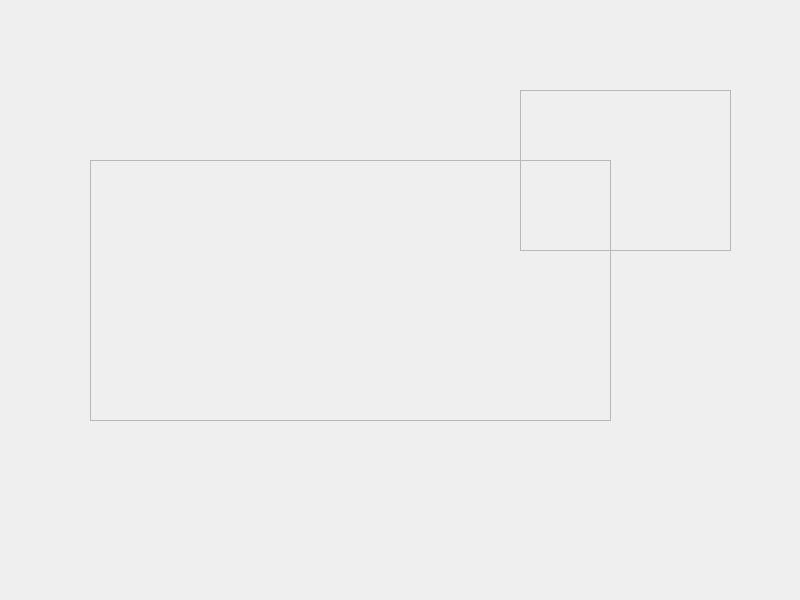
The window that splashScreen.ui (Prollylater/image-classification-and-generation) describes before a commit, drawn with Qt 5.
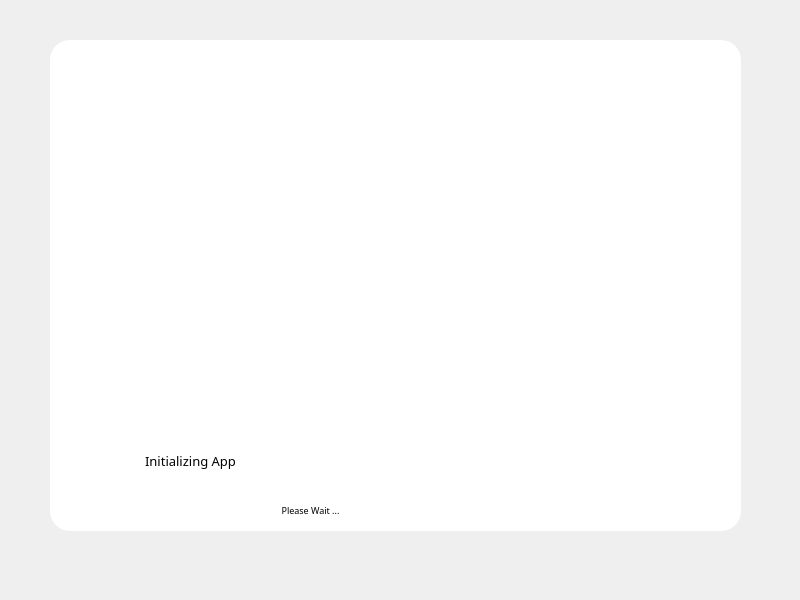
The same window after the commit. Icons and pictures are not drawn.

Commit message: Added splash screen qrc and ui files that need to be changed to python files

```diff
--- a/splashScreen.ui
+++ b/splashScreen.ui
@@ -17,34 +17,133 @@
    <widget class="QFrame" name="mainFrame">
     <property name="geometry">
      <rect>
-      <x>90</x>
-      <y>160</y>
-      <width>521</width>
-      <height>261</height>
+      <x>50</x>
+      <y>40</y>
+      <width>691</width>
+      <height>491</height>
      </rect>
     </property>
-    <property name="frameShape">
-     <enum>QFrame::StyledPanel</enum>
+    <property name="styleSheet">
+     <string notr="true">background-color: #fff;
+border-radius: 20px;
+</string>
     </property>
-    <property name="frameShadow">
-     <enum>QFrame::Raised</enum>
-    </property>
-   </widget>
-   <widget class="QFrame" name="secondaryFrame">
-    <property name="geometry">
-     <rect>
-      <x>520</x>
-      <y>90</y>
-      <width>211</width>
-      <height>161</height>
-     </rect>
-    </property>
     <property name="frameShape">
      <enum>QFrame::StyledPanel</enum>
     </property>
     <property name="frameShadow">
      <enum>QFrame::Raised</enum>
     </property>
+    <widget class="QFrame" name="robot">
+     <property name="geometry">
+      <rect>
+       <x>290</x>
+       <y>20</y>
+       <width>391</width>
+       <height>451</height>
+      </rect>
+     </property>
+     <property name="styleSheet">
+      <string notr="true">image: url(:/images/Images/robot.png);
+image: url(:/images/Images/Banner.png);</string>
+     </property>
+     <property name="frameShape">
+      <enum>QFrame::StyledPanel</enum>
+     </property>
+     <property name="frameShadow">
+      <enum>QFrame::Raised</enum>
+     </property>
+    </widget>
+    <widget class="QFrame" name="logo">
+     <property name="geometry">
+      <rect>
+       <x>20</x>
+       <y>20</y>
+       <width>171</width>
+       <height>71</height>
+      </rect>
+     </property>
+     <property name="styleSheet">
+      <string notr="true">image: url(:/images/Images/logoApp.png);</string>
+     </property>
+     <property name="frameShape">
+      <enum>QFrame::StyledPanel</enum>
+     </property>
+     <property name="frameShadow">
+      <enum>QFrame::Raised</enum>
+     </property>
+    </widget>
+    <widget class="QFrame" name="description">
+     <property name="geometry">
+      <rect>
+       <x>0</x>
+       <y>140</y>
+       <width>301</width>
+       <height>161</height>
+      </rect>
+     </property>
+     <property name="styleSheet">
+      <string notr="true">image: url(:/images/Images/descApp.png);</string>
+     </property>
+     <property name="frameShape">
+      <enum>QFrame::StyledPanel</enum>
+     </property>
+     <property name="frameShadow">
+      <enum>QFrame::Raised</enum>
+     </property>
+    </widget>
+    <widget class="QLabel" name="initializing">
+     <property name="geometry">
+      <rect>
+       <x>40</x>
+       <y>410</y>
+       <width>201</width>
+       <height>21</height>
+      </rect>
+     </property>
+     <property name="font">
+      <font>
+       <family>Futura Md BT</family>
+       <pointsize>10</pointsize>
+      </font>
+     </property>
+     <property name="styleSheet">
+      <string notr="true">background-color:transparent;
+border: none;</string>
+     </property>
+     <property name="text">
+      <string>Initializing App</string>
+     </property>
+     <property name="alignment">
+      <set>Qt::AlignCenter</set>
+     </property>
+    </widget>
+    <widget class="QLabel" name="loading_press">
+     <property name="geometry">
+      <rect>
+       <x>160</x>
+       <y>460</y>
+       <width>201</width>
+       <height>21</height>
+      </rect>
+     </property>
+     <property name="font">
+      <font>
+       <family>Futura Md BT</family>
+       <pointsize>7</pointsize>
+      </font>
+     </property>
+     <property name="styleSheet">
+      <string notr="true">background-color:transparent;
+border: none;</string>
+     </property>
+     <property name="text">
+      <string>Please Wait ...</string>
+     </property>
+     <property name="alignment">
+      <set>Qt::AlignCenter</set>
+     </property>
+    </widget>
    </widget>
    <zorder>secondaryFrame</zorder>
    <zorder>mainFrame</zorder>
```
Left out of the diff: 6 changed lines with no effect on the pictures. The commit also changes 10 other files.
